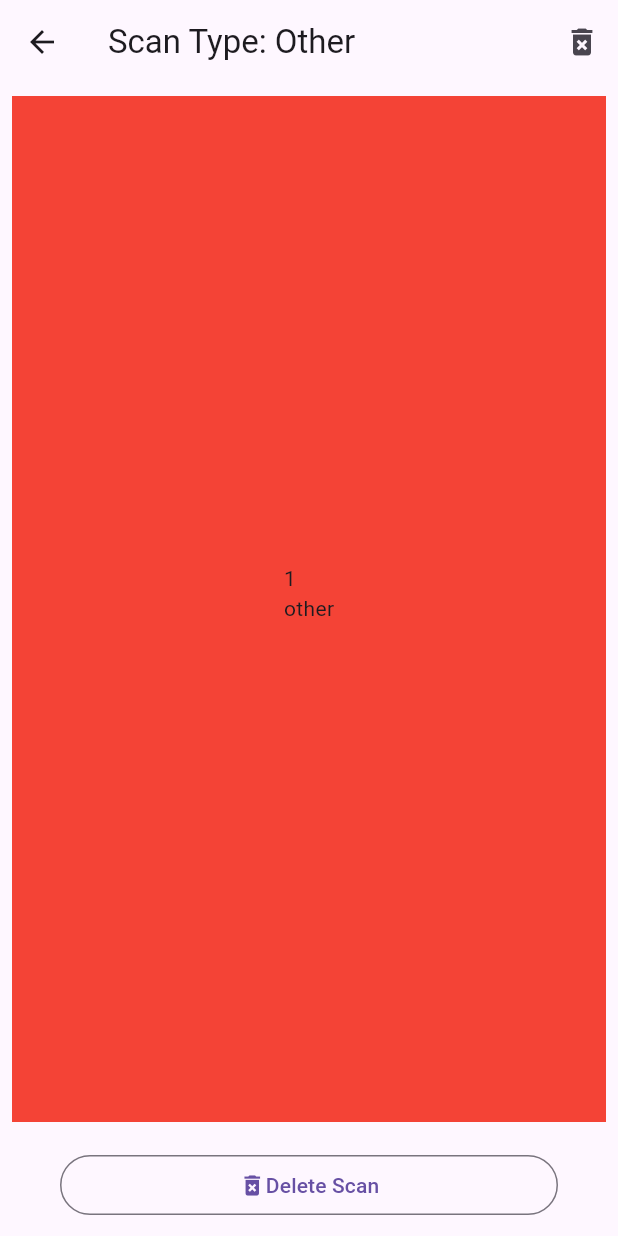
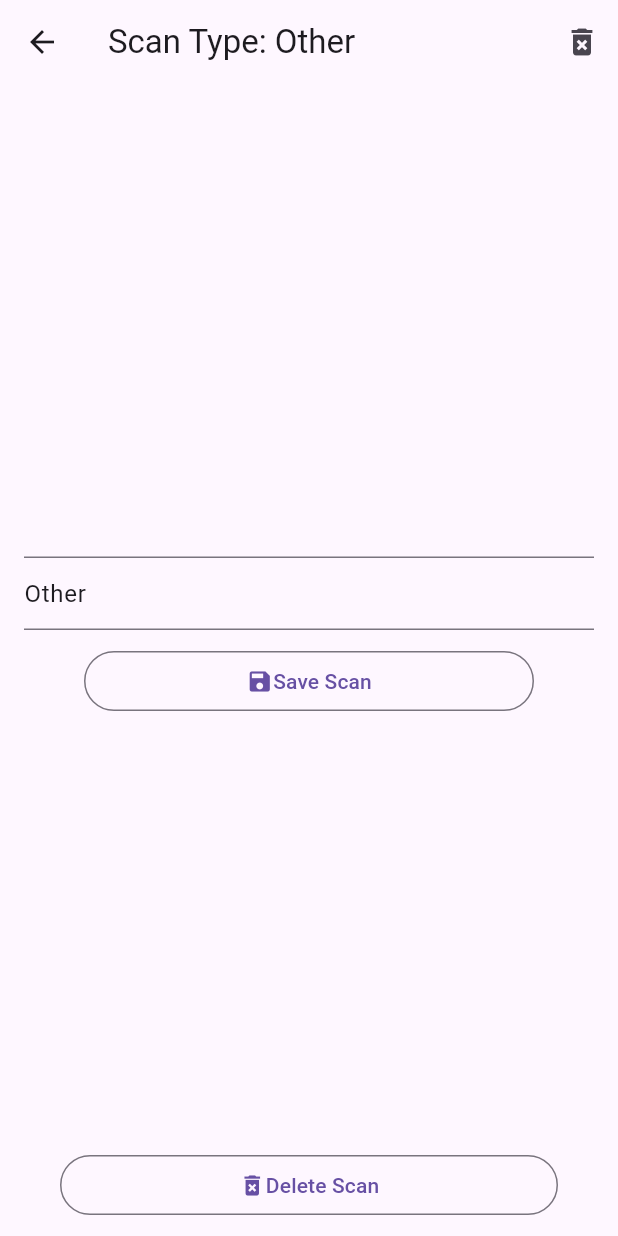
Before and after one commit to miguelfagundez/QR-Solutions, a Flutter app: the screen it shows after launch, after a tap on the "camera alt" icon, after a tap on "Other", on a phone screen of 412 x 824 dp. Run offline on Flutter 3.47's test engine with Material 3 defaults, Android fonts, the phone set to English and light mode, and no system bars; our stand-ins replace bloc, dartz, flutter_bloc, get_it, sqflite; missing offline and left inert: flutter_barcode_scanner; accounts and stored records are empty; generated files the repository leaves out were written again.

Commit message:
Initial scan data form in scan details page included and flutter_form_builder packaged included

```diff
--- a/lib/features/scan/presentation/pages/scan_details_page.dart
+++ b/lib/features/scan/presentation/pages/scan_details_page.dart
@@ -4,6 +4,7 @@ import 'package:flutter_gen/gen_l10n/app_localizations.dart';
 import 'package:qr_solutions/core/utils/utils.dart';
 import 'package:qr_solutions/features/scan/domain/entities/scan.dart';
 import 'package:qr_solutions/features/scan/presentation/bloc/scan_bloc.dart';
+import 'package:qr_solutions/features/scan/presentation/widgets/scan_data_form.dart';
 import 'package:qr_solutions/share/presentation/widgets/outline_scan_button.dart';
 
 class ScanDetailsPage extends StatefulWidget {
@@ -72,19 +73,15 @@ class _ScanDetailsPageState extends State<ScanDetailsPage> {
         children: [
           Expanded(
             child: Padding(
-              padding: const EdgeInsets.all(8.0),
-              child: Container(
-                color: Colors.red,
+              padding:
+                  const EdgeInsets.symmetric(vertical: 8.0, horizontal: 16.0),
               child: Center(
                 child: Column(
                   mainAxisAlignment: MainAxisAlignment.center,
                   crossAxisAlignment: CrossAxisAlignment.start,
                   children: [
-                      Text('${scan.id}'),
-                      Text('${scan.type}'),
-                      Text(scan.value),
+                    ScanDataForm(scan: scan),
                   ],
-                  ),
                 ),
               ),
             ),
--- /dev/null
+++ b/lib/features/scan/presentation/widgets/scan_data_form.dart
@@ -0,0 +1,93 @@
+import 'dart:ffi';
+
+import 'package:flutter/material.dart';
+import 'package:flutter_gen/gen_l10n/app_localizations.dart';
+import 'package:qr_solutions/core/utils/utils.dart';
+import 'package:qr_solutions/features/scan/domain/entities/scan.dart';
+import 'package:qr_solutions/share/presentation/widgets/outline_scan_button.dart';
+
+class ScanDataForm extends StatefulWidget {
+  final Scan scan;
+
+  ScanDataForm({
+    super.key,
+    required this.scan,
+  });
+
+  @override
+  State<ScanDataForm> createState() => _ScanDataFormState();
+}
+
+class _ScanDataFormState extends State<ScanDataForm> {
+  // This is a GlobalKey
+  final _formKey = GlobalKey<FormState>();
+  // Create a text controller and use it to retrieve the current value
+  // of the TextField.
+  late TextEditingController myControllerValue;
+  late TextEditingController myControllerType;
+
+  @override
+  void dispose() {
+    // Clean up the controller when the widget is disposed.
+    myControllerValue.dispose();
+    myControllerType.dispose();
+    super.dispose();
+  }
+
+  @override
+  Widget build(BuildContext context) {
+    String scanValue = widget.scan.value;
+    myControllerValue = TextEditingController(text: widget.scan.value);
+    myControllerType =
+        TextEditingController(text: convertUiType(widget.scan.type!));
+
+    return Form(
+      key: _formKey,
+      child: Column(
+        crossAxisAlignment: CrossAxisAlignment.start,
+        children: [
+          TextFormField(
+            controller: myControllerValue,
+            onChanged: (value) => scanValue = value,
+            // The validator receives the text that the user has entered.
+            validator: (value) {
+              if (value == null || value.isEmpty) {
+                return 'Please enter some text';
+              }
+              return null;
+            },
+          ),
+          TextFormField(
+            controller: myControllerType,
+            onChanged: (value) => scanValue = value,
+            validator: (value) {
+              if (value == null || value.isEmpty) {
+                return 'Please enter some text2';
+              }
+              return null;
+            },
+          ),
+          OutlineScanButton(
+            onTap: () {
+              if (_formKey.currentState!.validate()) {
+                // If the form is valid, display a snackbar..
+                ScaffoldMessenger.of(context).showSnackBar(
+                  const SnackBar(content: Text('Processing Data Correctly')),
+                );
+              }
+            },
+            widget: Row(
+              mainAxisAlignment: MainAxisAlignment.center,
+              children: [
+                const Icon(Icons.save),
+                Text(
+                  AppLocalizations.of(context)!.saveScanInDatabase,
+                ),
+              ],
+            ),
+          ),
+        ],
+      ),
+    );
+  }
+}
--- a/lib/l10n/intl_en.arb
+++ b/lib/l10n/intl_en.arb
@@ -58,5 +58,9 @@
   "noScanInDatabase": "No Scans in Database",
   "@noScanInDatabase": {
     "description": "noScanInDatabase"
+  },
+  "saveScanInDatabase": "Save Scan",
+  "@saveScanInDatabase": {
+    "description": "saveScanInDatabase"
   }
 }
--- a/lib/l10n/intl_es.arb
+++ b/lib/l10n/intl_es.arb
@@ -13,5 +13,6 @@
   "undo": "Deshacer",
   "scanType": "Tipo de Scaner",
   "deleteScan": "Borrar Scaner",
-  "noScanInDatabase": "Ningun Scaner en la Base de Datos"
+  "noScanInDatabase": "Ningun Scaner en la Base de Datos",
+  "saveScanInDatabase": "Guardar Scaner"
   }
--- a/pubspec.yaml
+++ b/pubspec.yaml
@@ -58,6 +58,10 @@ dependencies:
   # https://pub.dev/packages/get_it
   get_it: ^7.6.7
   url_launcher: ^6.0.0
+  # https://pub.dev/packages/flutter_form_builder
+  flutter_form_builder: ^9.2.1
+  # https://pub.dev/packages/form_builder_validators
+  form_builder_validators: ^9.1.0
 
 dev_dependencies:
   flutter_test:
```
Also changed, not shown: pubspec.lock, 3 other files. Lines whose indentation alone changed are shown as unchanged.
